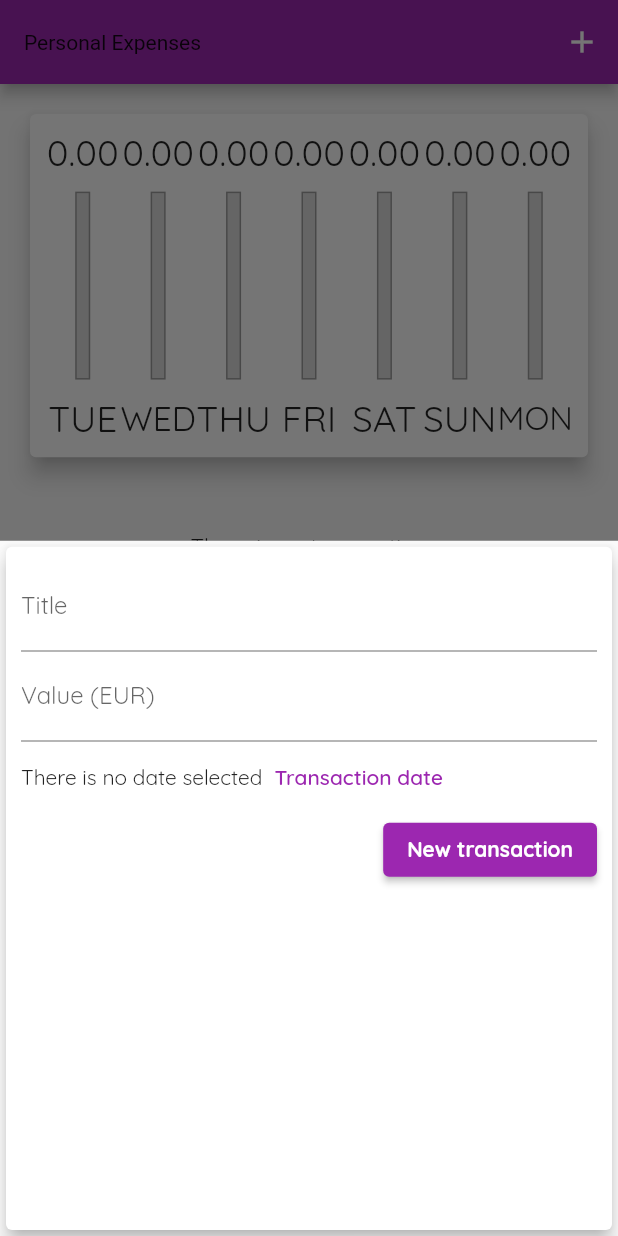
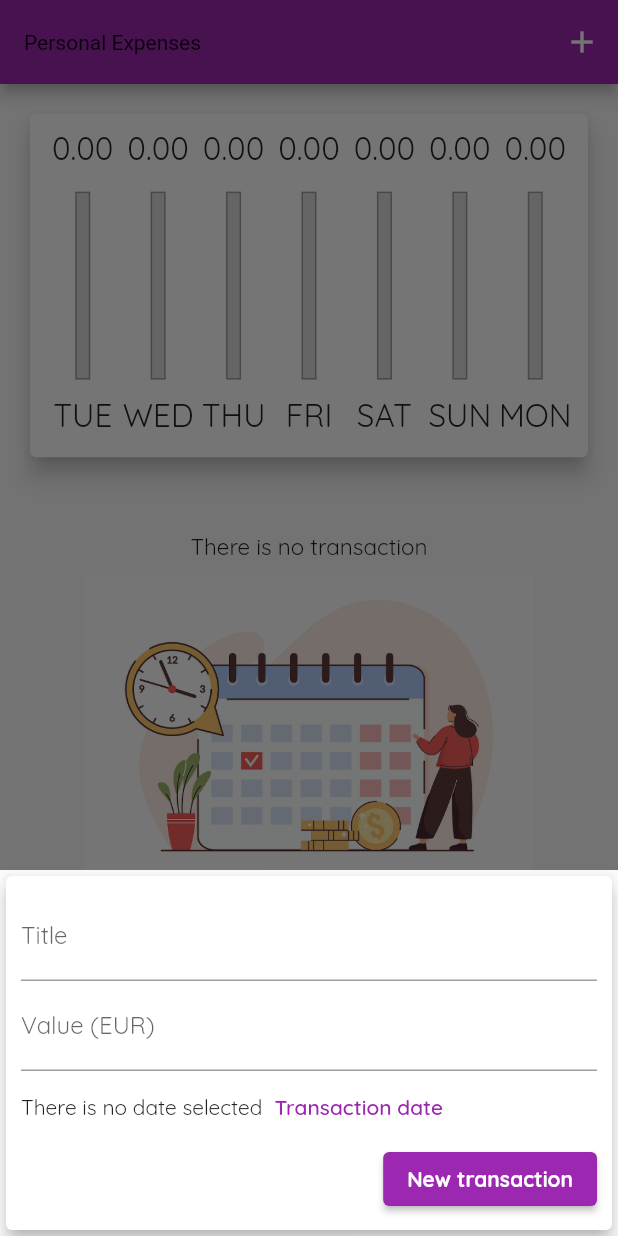
Before and after one commit to edvaldoperreira/personal_expanses, a Flutter app: the screen it shows after launch, after a tap on the "add" icon, on a phone screen of 412 x 824 dp. Run offline on Flutter 3.47's test engine with Material 2 defaults, Android fonts, the phone set to English and light mode, and no system bars.

Commit message:
render widgets accordingly available spaces

```diff
--- a/lib/components/chart_bar.dart
+++ b/lib/components/chart_bar.dart
@@ -20,7 +20,12 @@ class ChartBar extends StatelessWidget {
             SizedBox(
               height: constraints.maxHeight * 0.15,
               child: FittedBox(
-                child: Text(value.toStringAsFixed(2)),
+                child: Text(
+                  value.toStringAsFixed(2),
+                  style: const TextStyle(
+                    fontSize: 2,
+                  ),
+                ),
               ),
             ),
             SizedBox(height: constraints.maxHeight * 0.05),
@@ -56,6 +61,7 @@ class ChartBar extends StatelessWidget {
               child: FittedBox(
                 child: Text(
                   label,
+                  style: const TextStyle(fontSize: 2),
                 ),
               ),
             ),
--- a/lib/components/transaction_form.dart
+++ b/lib/components/transaction_form.dart
@@ -42,10 +42,16 @@ class _TransactionFormState extends State<TransactionForm> {
 
   @override
   Widget build(BuildContext context) {
-    return Card(
+    return SingleChildScrollView(
+      child: Card(
         elevation: 5,
         child: Padding(
-        padding: const EdgeInsets.all(10),
+          padding: EdgeInsets.only(
+            top: 10,
+            left: 10,
+            right: 10,
+            bottom: 10 + MediaQuery.of(context).viewInsets.bottom,
+          ),
           child: Column(
             children: [
               TextField(
@@ -95,6 +101,7 @@ class _TransactionFormState extends State<TransactionForm> {
             ],
           ),
         ),
+      ),
     );
   }
 }
--- a/lib/main.dart
+++ b/lib/main.dart
@@ -89,8 +89,8 @@ class _MyHomePageState extends State<MyHomePage> {
 
   @override
   Widget build(BuildContext context) {
-    bool isLandscape =
-        MediaQuery.of(context).orientation == Orientation.landscape;
+    final mediaQuery = MediaQuery.of(context);
+    bool isLandscape = mediaQuery.orientation == Orientation.landscape;
 
     final appBar = AppBar(
       title: const Text('Personal Expenses'),
@@ -113,9 +113,9 @@ class _MyHomePageState extends State<MyHomePage> {
       ],
     );
 
-    final availableHeight = MediaQuery.of(context).size.height -
+    final availableHeight = mediaQuery.size.height -
         appBar.preferredSize.height -
-        MediaQuery.of(context).padding.top;
+        mediaQuery.padding.top;
 
     return Scaffold(
       appBar: appBar,
@@ -137,8 +137,7 @@ class _MyHomePageState extends State<MyHomePage> {
                           Text(
                             'There is no transaction',
                             style: TextStyle(
-                                fontSize: 15 *
-                                    MediaQuery.of(context).textScaleFactor),
+                                fontSize: 15 * mediaQuery.textScaleFactor),
                           ),
                           Padding(
                             padding: const EdgeInsets.all(10.0),
```
Also changed, not shown: lib/components/transaction_list.dart (+16 -5 lines). Lines whose indentation alone changed are shown as unchanged.
